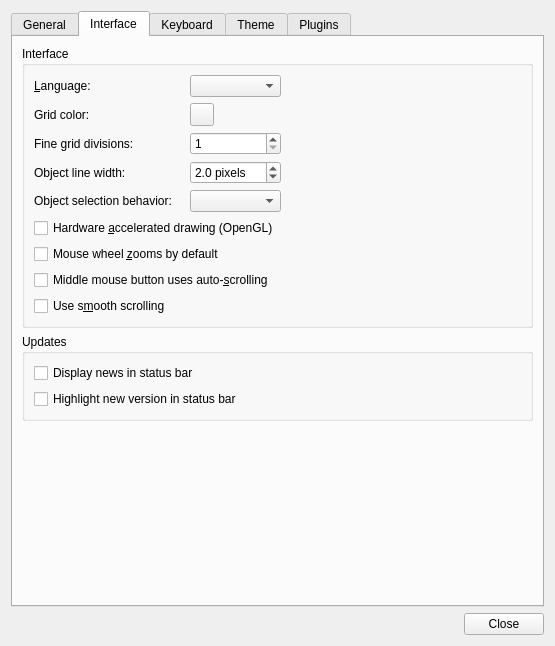
mapeditor/tiled, file src/tiled/preferencesdialog.ui: the form before one commit.
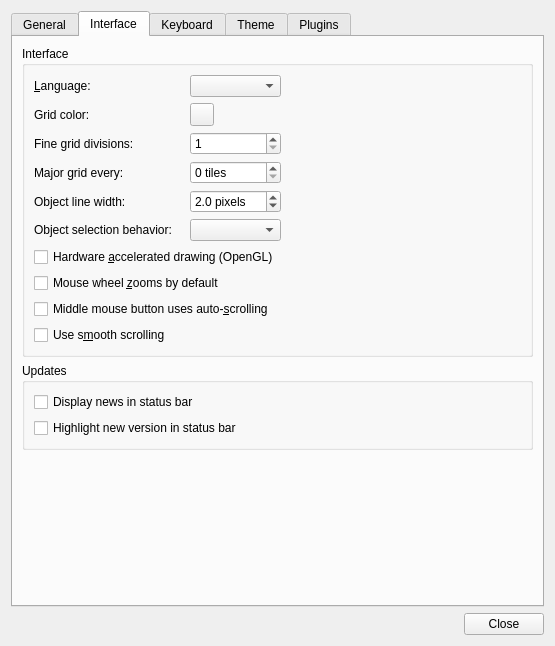
The form after the commit. The open tabs and pages were chosen to show the change. Custom widgets are drawn as their Qt base class.

Commit message:
Added basic "major grid" option with stronger lines
Useful for rendering larger sectors or simply making it easier to see
the distance in tiles. By default, there's a major grid line every 10
tiles.

Resolves part of #368, though the goal is to eventually be more
flexible.

Closes #3032 (this patch is based on that pull request)

```diff
--- a/src/tiled/preferencesdialog.ui
+++ b/src/tiled/preferencesdialog.ui
@@ -178,32 +178,13 @@
           <string>Interface</string>
          </property>
          <layout class="QGridLayout" name="gridLayout_2">
-          <item row="0" column="4">
-           <spacer name="horizontalSpacer_2">
-            <property name="orientation">
-             <enum>Qt::Horizontal</enum>
+          <item row="2" column="0">
+           <widget class="QLabel" name="label_3">
+            <property name="text">
+             <string>Grid color:</string>
             </property>
-            <property name="sizeHint" stdset="0">
-             <size>
-              <width>0</width>
-              <height>20</height>
-             </size>
-            </property>
-           </spacer>
-          </item>
-          <item row="4" column="3">
-           <widget class="QDoubleSpinBox" name="objectLineWidth">
-            <property name="suffix">
-             <string> pixels</string>
-            </property>
-            <property name="decimals">
-             <number>1</number>
-            </property>
-            <property name="minimum">
-             <double>1.000000000000000</double>
-            </property>
-            <property name="value">
-             <double>2.000000000000000</double>
+            <property name="buddy">
+             <cstring>gridColor</cstring>
             </property>
            </widget>
           </item>
@@ -220,7 +201,7 @@
             </property>
            </widget>
           </item>
-          <item row="5" column="0">
+          <item row="6" column="0">
            <widget class="QLabel" name="label_6">
             <property name="text">
              <string>Object selection behavior:</string>
@@ -230,6 +211,32 @@
             </property>
            </widget>
           </item>
+          <item row="5" column="0">
+           <widget class="QLabel" name="label">
+            <property name="text">
+             <string>Object line width:</string>
+            </property>
+            <property name="buddy">
+             <cstring>objectLineWidth</cstring>
+            </property>
+           </widget>
+          </item>
+          <item row="5" column="3">
+           <widget class="QDoubleSpinBox" name="objectLineWidth">
+            <property name="suffix">
+             <string> pixels</string>
+            </property>
+            <property name="decimals">
+             <number>1</number>
+            </property>
+            <property name="minimum">
+             <double>1.000000000000000</double>
+            </property>
+            <property name="value">
+             <double>2.000000000000000</double>
+            </property>
+           </widget>
+          </item>
           <item row="3" column="3">
            <widget class="QSpinBox" name="gridFine">
             <property name="minimum">
@@ -240,37 +247,37 @@
             </property>
            </widget>
           </item>
+          <item row="0" column="3">
+           <widget class="QComboBox" name="languageCombo"/>
+          </item>
+          <item row="11" column="0" colspan="5">
+           <widget class="QCheckBox" name="smoothScrolling">
+            <property name="text">
+             <string>Use s&amp;mooth scrolling</string>
+            </property>
+           </widget>
+          </item>
+          <item row="0" column="4">
+           <spacer name="horizontalSpacer_2">
+            <property name="orientation">
+             <enum>Qt::Horizontal</enum>
+            </property>
+            <property name="sizeHint" stdset="0">
+             <size>
+              <width>0</width>
+              <height>20</height>
+             </size>
+            </property>
+           </spacer>
+          </item>
           <item row="8" column="0" colspan="5">
-           <widget class="QCheckBox" name="wheelZoomsByDefault">
-            <property name="text">
-             <string>Mouse wheel &amp;zooms by default</string>
-            </property>
-           </widget>
-          </item>
-          <item row="7" column="0" colspan="5">
            <widget class="QCheckBox" name="openGL">
             <property name="text">
              <string>Hardware &amp;accelerated drawing (OpenGL)</string>
             </property>
            </widget>
           </item>
-          <item row="0" column="3">
-           <widget class="QComboBox" name="languageCombo"/>
-          </item>
-          <item row="2" column="0">
-           <widget class="QLabel" name="label_3">
-            <property name="text">
-             <string>Grid color:</string>
-            </property>
-            <property name="buddy">
-             <cstring>gridColor</cstring>
-            </property>
-           </widget>
-          </item>
-          <item row="5" column="3">
-           <widget class="QComboBox" name="objectSelectionBehaviorCombo"/>
-          </item>
-          <item row="9" column="0" colspan="5">
+          <item row="10" column="0" colspan="5">
            <widget class="QCheckBox" name="autoScrolling">
             <property name="text">
              <string>Middle mouse button uses auto-&amp;scrolling</string>
@@ -287,20 +294,27 @@
             </property>
            </widget>
           </item>
+          <item row="9" column="0" colspan="5">
+           <widget class="QCheckBox" name="wheelZoomsByDefault">
+            <property name="text">
+             <string>Mouse wheel &amp;zooms by default</string>
+            </property>
+           </widget>
+          </item>
+          <item row="6" column="3">
+           <widget class="QComboBox" name="objectSelectionBehaviorCombo"/>
+          </item>
           <item row="4" column="0">
-           <widget class="QLabel" name="label">
+           <widget class="QLabel" name="label_7">
             <property name="text">
-             <string>Object line width:</string>
-            </property>
-            <property name="buddy">
-             <cstring>objectLineWidth</cstring>
+             <string>Major grid every:</string>
             </property>
            </widget>
           </item>
-          <item row="10" column="0" colspan="5">
-           <widget class="QCheckBox" name="smoothScrolling">
-            <property name="text">
-             <string>Use s&amp;mooth scrolling</string>
+          <item row="4" column="3">
+           <widget class="QSpinBox" name="gridMajor">
+            <property name="suffix">
+             <string> tiles</string>
             </property>
            </widget>
           </item>
```
Left out of the diff: 1 changed line with no effect on the pictures. The commit also changes 12 other files.
